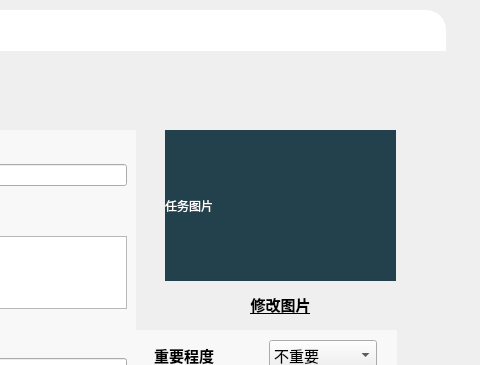
First picture: the form in frontend/display_task.ui, repository AiDahanwen/BUAA_2024_Python_Project, before the edit; both pictures show x 485 to 965 and y 0 to 365 of the 965 by 859 pixel window.
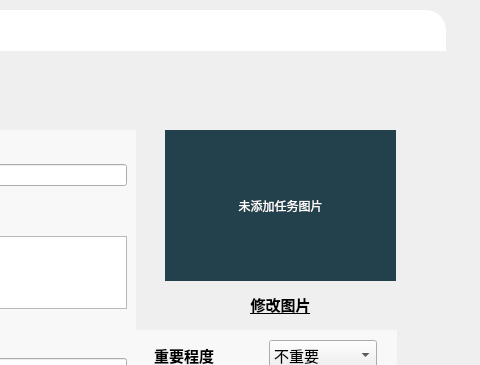
Second picture: the form after the edit. Icons and pictures are not drawn.

Commit message: frontend-feat display_task: no picture display-cuzn

Patch:
```diff
--- a/frontend/display_task.ui
+++ b/frontend/display_task.ui
@@ -330,7 +330,10 @@
 color: rgb(255, 255, 255);</string>
      </property>
      <property name="text">
-      <string>任务图片</string>
+      <string>未添加任务图片</string>
+     </property>
+     <property name="alignment">
+      <set>Qt::AlignCenter</set>
      </property>
     </widget>
     <widget class="QFrame" name="frame_6">
```
Left out of the diff: 1 changed line with no effect on the pictures. The commit also changes 1 other file.
